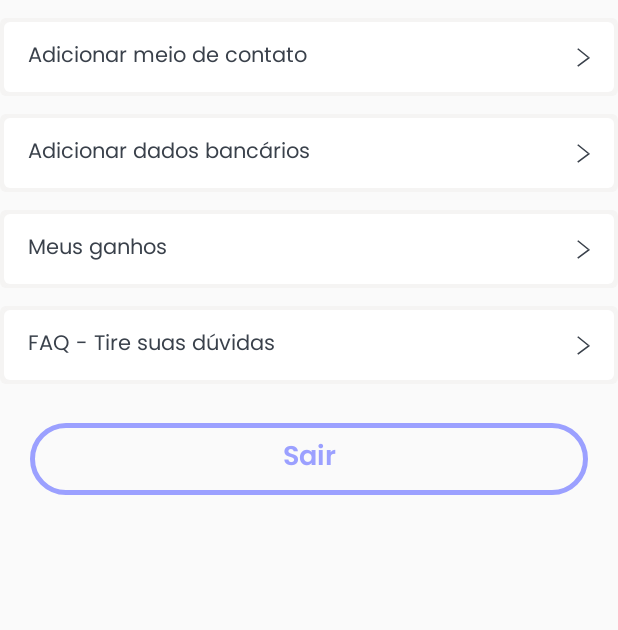
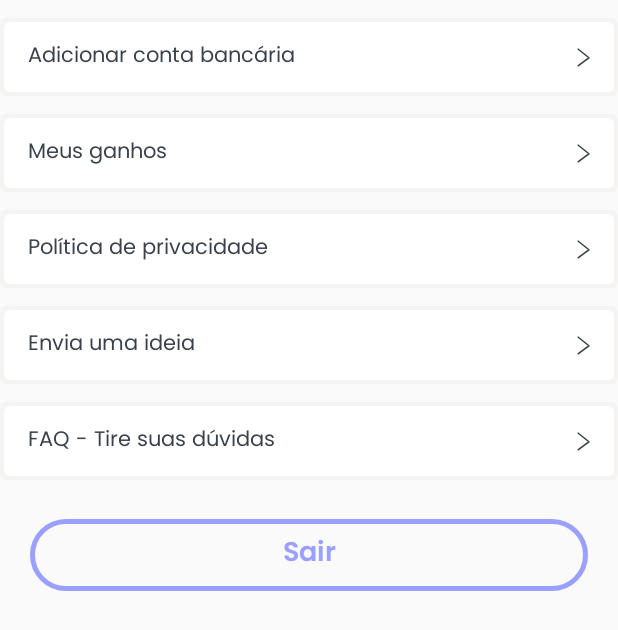
Before and after one commit to eltonjhony/sabidos-mobile, an Android app: the fragment AccountManagementFragment shown on its own in the app's theme, on a phone screen of 412 x 824 dp. Shown: the top 630 px of the screen. Run offline under Robolectric (Android 15) with nearby library versions, the phone set to English and light mode, and no system bars; our stand-ins replace Firebase (no records; nobody signed in at launch, a user with empty details on screens opened directly), Room's generated code; pictures from the network do not load.

Commit message:
Adjustments account management screen

```diff
--- a/app/src/main/res/layout/fragment_account_management.xml
+++ b/app/src/main/res/layout/fragment_account_management.xml
@@ -6,23 +6,13 @@
     android:layout_height="match_parent">
 
     <com.sabidos.presentation.components.SimpleActionChoiceComponent
-        android:id="@+id/addContactButton"
+        android:id="@+id/addPaymentButton"
         android:layout_width="match_parent"
         android:layout_height="wrap_content"
         android:layout_marginTop="12dp"
         app:layout_constraintEnd_toEndOf="parent"
         app:layout_constraintStart_toStartOf="parent"
         app:layout_constraintTop_toTopOf="parent"
-        custom:actionTitle="@string/add_contact_label" />
-
-    <com.sabidos.presentation.components.SimpleActionChoiceComponent
-        android:id="@+id/addPaymentButton"
-        android:layout_width="match_parent"
-        android:layout_height="wrap_content"
-        android:layout_marginTop="12dp"
-        app:layout_constraintEnd_toEndOf="parent"
-        app:layout_constraintStart_toStartOf="parent"
-        app:layout_constraintTop_toBottomOf="@+id/addContactButton"
         custom:actionTitle="@string/add_payment_label" />
 
     <com.sabidos.presentation.components.SimpleActionChoiceComponent
@@ -36,13 +26,33 @@
         custom:actionTitle="@string/my_earns_label" />
 
     <com.sabidos.presentation.components.SimpleActionChoiceComponent
+        android:id="@+id/privacyPolicyButton"
+        android:layout_width="match_parent"
+        android:layout_height="wrap_content"
+        android:layout_marginTop="12dp"
+        app:layout_constraintEnd_toEndOf="parent"
+        app:layout_constraintStart_toStartOf="parent"
+        app:layout_constraintTop_toBottomOf="@+id/myEarnsButton"
+        custom:actionTitle="@string/privacy_policy_label" />
+
+    <com.sabidos.presentation.components.SimpleActionChoiceComponent
+        android:id="@+id/ideaButton"
+        android:layout_width="match_parent"
+        android:layout_height="wrap_content"
+        android:layout_marginTop="12dp"
+        app:layout_constraintEnd_toEndOf="parent"
+        app:layout_constraintStart_toStartOf="parent"
+        app:layout_constraintTop_toBottomOf="@+id/privacyPolicyButton"
+        custom:actionTitle="@string/idea_label" />
+
+    <com.sabidos.presentation.components.SimpleActionChoiceComponent
         android:id="@+id/faqButton"
         android:layout_width="match_parent"
         android:layout_height="wrap_content"
         android:layout_marginTop="12dp"
         app:layout_constraintEnd_toEndOf="parent"
         app:layout_constraintStart_toStartOf="parent"
-        app:layout_constraintTop_toBottomOf="@+id/myEarnsButton"
+        app:layout_constraintTop_toBottomOf="@+id/ideaButton"
         custom:actionTitle="@string/faq_label" />
 
     <com.sabidos.presentation.profile.views.UserManagmtComponent
--- a/app/src/main/res/values/strings.xml
+++ b/app/src/main/res/values/strings.xml
@@ -44,7 +44,7 @@
     <string name="account_management_label">Gerenciamento da conta</string>
     <string name="faq_label">FAQ - Tire suas dúvidas</string>
     <string name="my_earns_label">Meus ganhos</string>
-    <string name="add_payment_label">Adicionar dados bancários</string>
+    <string name="add_payment_label">Adicionar conta bancária</string>
     <string name="add_contact_label">Adicionar meio de contato</string>
     <string name="my_profile_label">Meu Perfil</string>
     <string name="weekly_ranking_label">Ranking Semanal</string>
@@ -100,4 +100,6 @@
     <string name="new_photo_label">Nova Foto</string>
     <string name="gallery_label">Galeria</string>
     <string name="nickname_already_exists_error">Este apelido de Jogador já existe.</string>
+    <string name="privacy_policy_label">Política de privacidade</string>
+    <string name="idea_label">Envia uma ideia</string>
 </resources>
```
